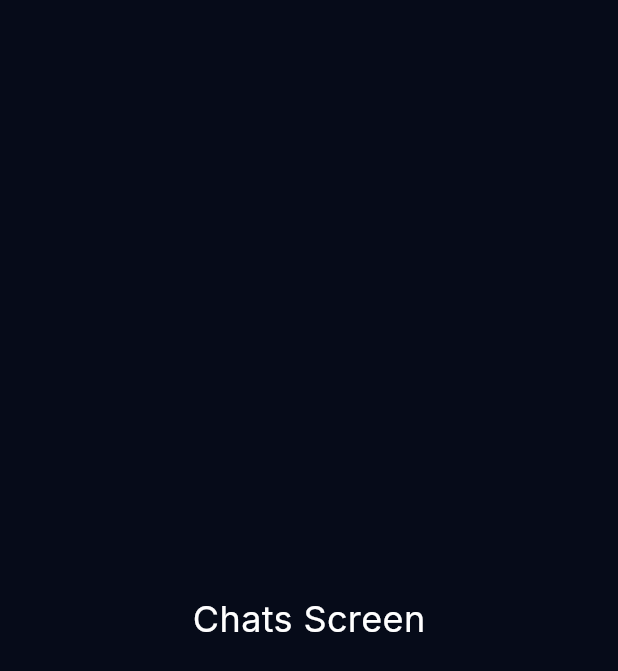
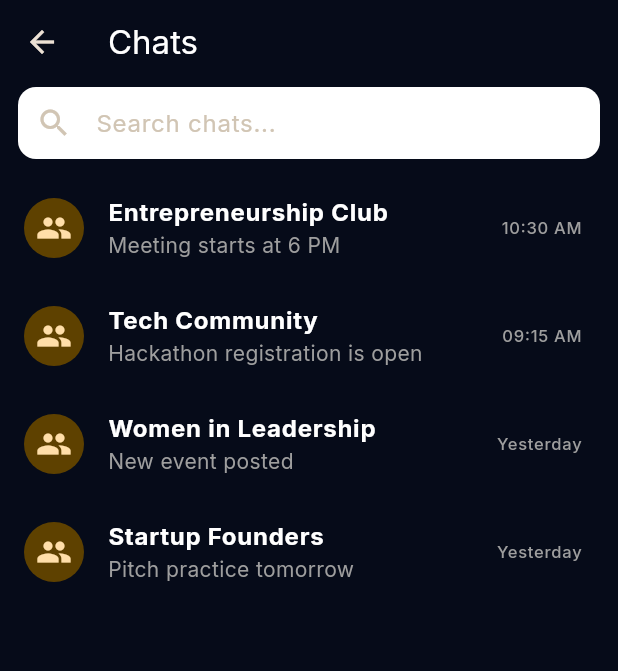
Before and after one commit to TWARIQABDUL/Formative_1, a Flutter app: the ChatsScreen screen opened directly, on a phone screen of 412 x 824 dp. Shown: the top 671 px of the screen. Run offline on Flutter 3.47's test engine with Material 3 defaults, Android fonts, the phone set to English and light mode, and no system bars; our stand-ins replace google_fonts; network calls fail.

Commit message:
chats screen

```diff
--- a/lib/screens/chats/chats_screen.dart
+++ b/lib/screens/chats/chats_screen.dart
@@ -1,18 +1,102 @@
 import 'package:flutter/material.dart';
-import '../../theme/app_colors.dart';
+import 'package:formative_1/theme/app_colors.dart';
 
 class ChatsScreen extends StatelessWidget {
   const ChatsScreen({super.key});
 
   @override
   Widget build(BuildContext context) {
-    return const Scaffold(
+    final chats = [
+      {
+        "name": "Entrepreneurship Club",
+        "message": "Meeting starts at 6 PM",
+        "time": "10:30 AM"
+      },
+      {
+        "name": "Tech Community",
+        "message": "Hackathon registration is open",
+        "time": "09:15 AM"
+      },
+      {
+        "name": "Women in Leadership",
+        "message": "New event posted",
+        "time": "Yesterday"
+      },
+      {
+        "name": "Startup Founders",
+        "message": "Pitch practice tomorrow",
+        "time": "Yesterday"
+      },
+    ];
+
+    return Scaffold(
       backgroundColor: AppColors.background,
-      body: Center(
-        child: Text(
-          'Chats Screen',
-          style: TextStyle(color: AppColors.textPrimary, fontSize: 24),
+
+      appBar: AppBar(
+        backgroundColor: AppColors.background,
+        elevation: 0,
+
+        title: const Text(
+          "Chats",
+          style: TextStyle(
+            color: AppColors.textPrimary,
+          ),
         ),
+
+        bottom: PreferredSize(
+          preferredSize: const Size.fromHeight(60),
+          child: Padding(
+            padding: const EdgeInsets.fromLTRB(12, 0, 12, 10),
+            child: TextField(
+              decoration: InputDecoration(
+                hintText: "Search chats...",
+                prefixIcon: const Icon(Icons.search),
+                filled: true,
+                fillColor: Colors.white,
+
+                contentPadding: const EdgeInsets.symmetric(vertical: 10),
+
+                border: OutlineInputBorder(
+                  borderRadius: BorderRadius.circular(12),
+                  borderSide: BorderSide.none,
+                ),
+              ),
+            ),
+          ),
+        ),
+      ),
+
+      body: ListView.builder(
+        itemCount: chats.length,
+        itemBuilder: (context, index) {
+          return ListTile(
+            leading: const CircleAvatar(
+              child: Icon(Icons.group),
+            ),
+
+            title: Text(
+              chats[index]["name"]!,
+              style: const TextStyle(
+                color: AppColors.textPrimary,
+                fontWeight: FontWeight.bold,
+              ),
+            ),
+
+            subtitle: Text(
+              chats[index]["message"]!,
+              style: const TextStyle(
+                color: Colors.grey,
+              ),
+            ),
+
+            trailing: Text(
+              chats[index]["time"]!,
+              style: const TextStyle(
+                color: Colors.grey,
+              ),
+            ),
+          );
+        },
       ),
     );
   }
```
